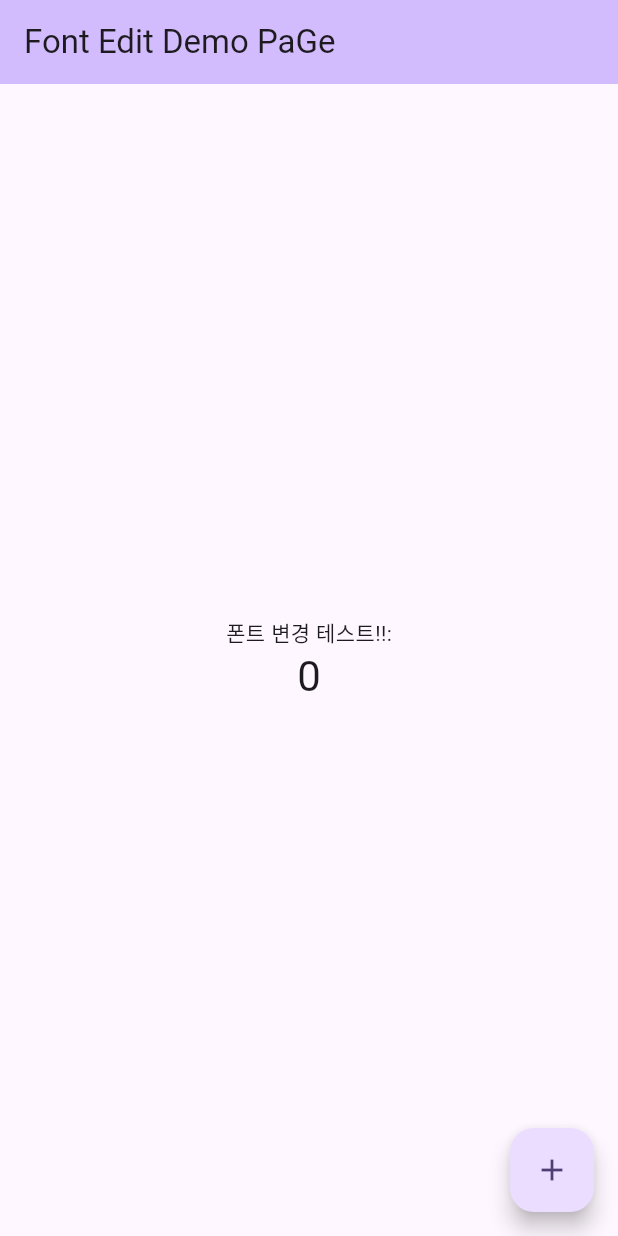
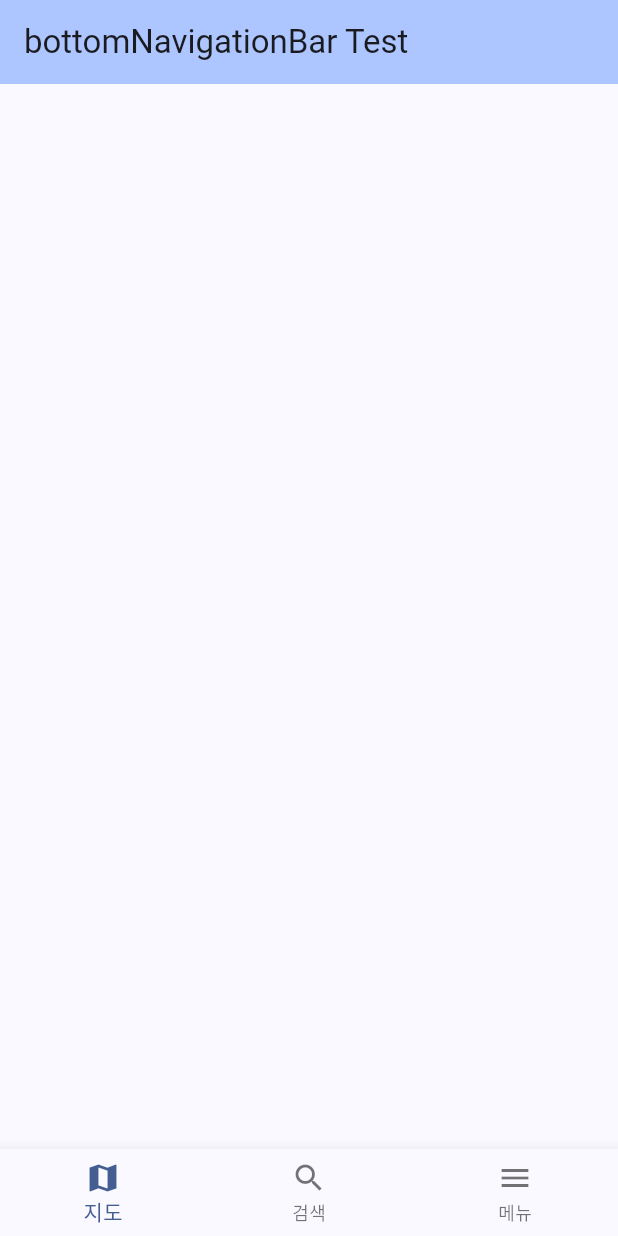
Before and after one commit to kit-kitHub/Facilities_Info-Frontend, a Flutter app: the screen it shows after launch, on a phone screen of 412 x 824 dp. Run offline on Flutter 3.47's test engine with Material 3 defaults, Android fonts, the phone set to English and light mode, and no system bars; Roboto replaces fonts that are missing (KoddiUDOnGothic).

Commit message:
[UPDATE] bottomNavigationBar

```diff
--- a/lib/main.dart
+++ b/lib/main.dart
@@ -14,25 +14,16 @@ class MyApp extends StatelessWidget {
       title: 'Flutter Demo',
       theme: ThemeData(
         fontFamily: 'KoddiUDOnGothic',
-        colorScheme: ColorScheme.fromSeed(seedColor: Colors.deepPurple),
+        colorScheme: ColorScheme.fromSeed(seedColor: Colors.blueAccent),
         useMaterial3: true,
       ),
-      home: const MyHomePage(title: 'Font Edit Demo PaGe'),
+      home: const MyHomePage(title: 'bottomNavigationBar Test'),
     );
   }
 }
 
 class MyHomePage extends StatefulWidget {
   const MyHomePage({super.key, required this.title});
-
-  // This widget is the home page of your application. It is stateful, meaning
-  // that it has a State object (defined below) that contains fields that affect
-  // how it looks.
-
-  // This class is the configuration for the state. It holds the values (in this
-  // case the title) provided by the parent (in this case the App widget) and
-  // used by the build method of the State. Fields in a Widget subclass are
-  // always marked "final".
 
   final String title;
 
@@ -45,67 +36,33 @@ class _MyHomePageState extends State<MyHomePage> {
 
   void _incrementCounter() {
     setState(() {
-      // This call to setState tells the Flutter framework that something has
-      // changed in this State, which causes it to rerun the build method below
-      // so that the display can reflect the updated values. If we changed
-      // _counter without calling setState(), then the build method would not be
-      // called again, and so nothing would appear to happen.
       _counter++;
     });
   }
 
   @override
   Widget build(BuildContext context) {
-    // This method is rerun every time setState is called, for instance as done
-    // by the _incrementCounter method above.
-    //
-    // The Flutter framework has been optimized to make rerunning build methods
-    // fast, so that you can just rebuild anything that needs updating rather
-    // than having to individually change instances of widgets.
     return Scaffold(
       appBar: AppBar(
-        // TRY THIS: Try changing the color here to a specific color (to
-        // Colors.amber, perhaps?) and trigger a hot reload to see the AppBar
-        // change color while the other colors stay the same.
         backgroundColor: Theme.of(context).colorScheme.inversePrimary,
-        // Here we take the value from the MyHomePage object that was created by
-        // the App.build method, and use it to set our appbar title.
         title: Text(widget.title),
       ),
-      body: Center(
-        // Center is a layout widget. It takes a single child and positions it
-        // in the middle of the parent.
-        child: Column(
-          // Column is also a layout widget. It takes a list of children and
-          // arranges them vertically. By default, it sizes itself to fit its
-          // children horizontally, and tries to be as tall as its parent.
-          //
-          // Column has various properties to control how it sizes itself and
-          // how it positions its children. Here we use mainAxisAlignment to
-          // center the children vertically; the main axis here is the vertical
-          // axis because Columns are vertical (the cross axis would be
-          // horizontal).
-          //
-          // TRY THIS: Invoke "debug painting" (choose the "Toggle Debug Paint"
-          // action in the IDE, or press "p" in the console), to see the
-          // wireframe for each widget.
-          mainAxisAlignment: MainAxisAlignment.center,
-          children: <Widget>[
-            const Text(
-              '폰트 변경 테스트!!:',
-            ),
-            Text(
-              '$_counter',
-              style: Theme.of(context).textTheme.headlineMedium,
-            ),
-          ],
-        ),
+      bottomNavigationBar: BottomNavigationBar(
+        items: [
+          BottomNavigationBarItem(
+              icon: Icon(Icons.map),
+              label: '지도'
+          ),
+          BottomNavigationBarItem(
+              icon: Icon(Icons.search),
+              label: '검색'
+          ),
+          BottomNavigationBarItem(
+              icon: Icon(Icons.menu),
+              label: '메뉴'
+          ),
+        ],
       ),
-      floatingActionButton: FloatingActionButton(
-        onPressed: _incrementCounter,
-        tooltip: 'Increment',
-        child: const Icon(Icons.add),
-      ), // This trailing comma makes auto-formatting nicer for build methods.
     );
   }
 }
```
Also changed, not shown: lib/src/menu.dart (added).
